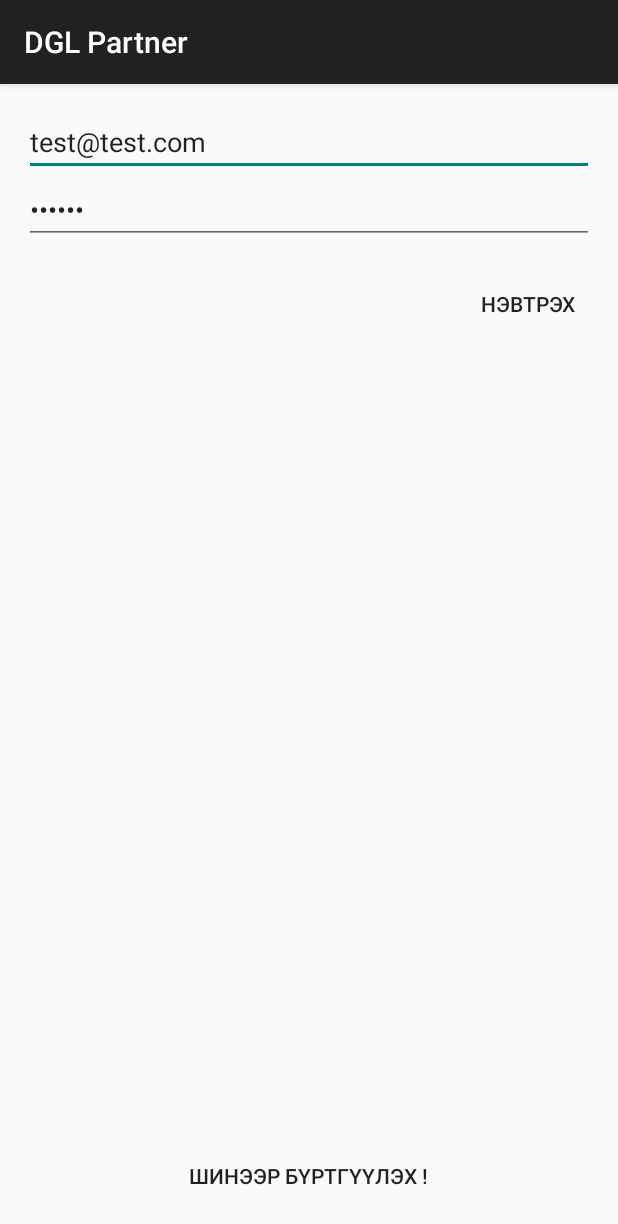
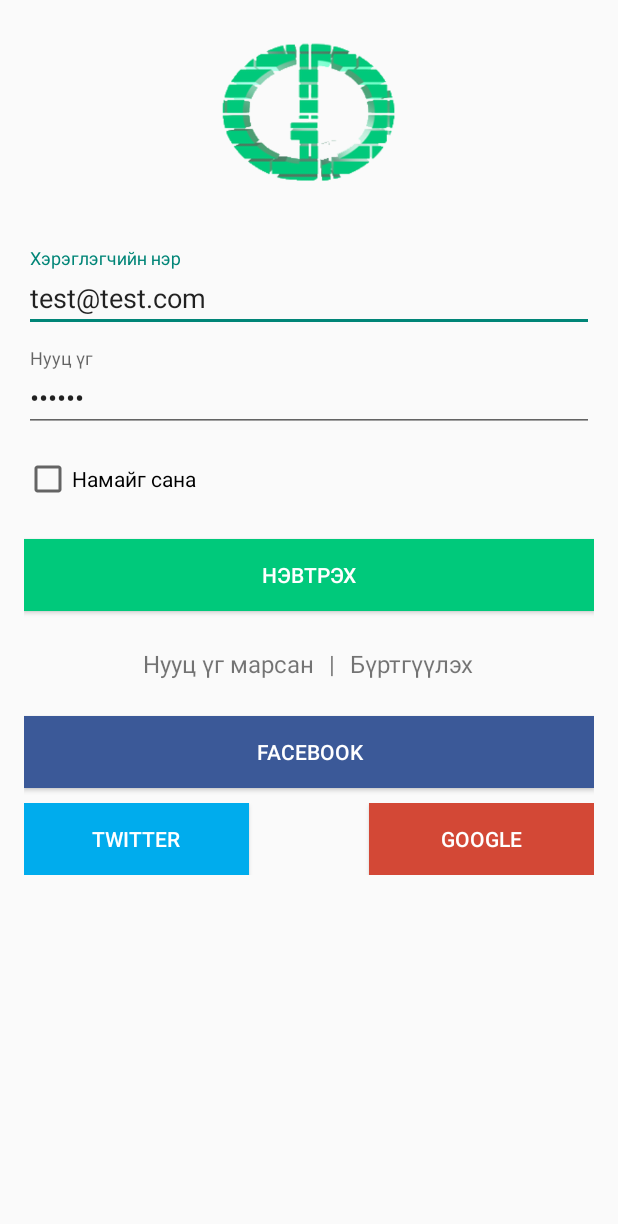
Before and after one commit to techger/clutch, an Android app: the screen it shows after launch (LoginActivity), on a phone screen of 412 x 824 dp. Shown: the top 1224 px of the screen. Run offline under Robolectric (Android 15) with nearby library versions, the phone set to English and light mode, and no system bars; our stand-ins replace Firebase (no records; nobody signed in at launch, a user with empty details on screens opened directly).

Commit message:
нэвтрэх хэсэг

```diff
--- a/app/src/main/java/com/dglproject/partner/fragments/LoginFragment.java
+++ b/app/src/main/java/com/dglproject/partner/fragments/LoginFragment.java
@@ -10,6 +10,7 @@ import android.view.View;
 import android.view.ViewGroup;
 import android.widget.Button;
 import android.widget.EditText;
+import android.widget.TextView;
 import android.widget.Toast;
 
 import com.dglproject.partner.R;
@@ -29,7 +30,8 @@ public class LoginFragment extends Fragment implements View.OnClickListener, Log
     private LoginPresenter mLoginPresenter;
 
     private EditText mETxtEmail, mETxtPassword;
-    private Button mBtnLogin, mBtnRegister;
+    private Button mBtnLogin;
+    private TextView  mBtnRegister;
 
     private ProgressDialog mProgressDialog;
 
@@ -52,7 +54,7 @@ public class LoginFragment extends Fragment implements View.OnClickListener, Log
         mETxtEmail = (EditText) view.findViewById(R.id.edit_text_email_id);
         mETxtPassword = (EditText) view.findViewById(R.id.edit_text_password);
         mBtnLogin = (Button) view.findViewById(R.id.button_login);
-        mBtnRegister = (Button) view.findViewById(R.id.button_register);
+        mBtnRegister = (TextView) view.findViewById(R.id.button_register);
     }
 
     @Override
--- a/app/src/main/res/layout/activity_login.xml
+++ b/app/src/main/res/layout/activity_login.xml
@@ -1,26 +1,9 @@
 <?xml version="1.0" encoding="utf-8"?>
-<android.support.design.widget.CoordinatorLayout xmlns:android="http://schemas.android.com/apk/res/android"
+<ScrollView xmlns:android="http://schemas.android.com/apk/res/android"
+    android:layout_width="fill_parent"
+    android:layout_height="fill_parent"
     xmlns:app="http://schemas.android.com/apk/res-auto"
-    xmlns:tools="http://schemas.android.com/tools"
-    android:layout_width="match_parent"
-    android:layout_height="match_parent"
-    android:fitsSystemWindows="true"
-    tools:context=".activities.LoginActivity">
-
-    <android.support.design.widget.AppBarLayout
-        android:layout_width="match_parent"
-        android:layout_height="wrap_content"
-        android:theme="@style/AppTheme.AppBarOverlay">
-
-        <android.support.v7.widget.Toolbar
-            android:id="@+id/toolbar"
-            android:layout_width="match_parent"
-            android:layout_height="?attr/actionBarSize"
-            android:background="?attr/colorPrimary"
-            app:popupTheme="@style/AppTheme.PopupOverlay"
-            app:title="@string/app_name" />
-
-    </android.support.design.widget.AppBarLayout>
+    android:fitsSystemWindows="true">
 
     <FrameLayout
         android:id="@+id/frame_layout_content_login"
@@ -28,4 +11,4 @@
         android:layout_height="match_parent"
         app:layout_behavior="@string/appbar_scrolling_view_behavior" />
 
-</android.support.design.widget.CoordinatorLayout>
+</ScrollView>
--- a/app/src/main/res/layout/fragment_login.xml
+++ b/app/src/main/res/layout/fragment_login.xml
@@ -5,45 +5,122 @@
     android:orientation="vertical"
     android:padding="@dimen/padding_avg">
 
-    <EditText
-        android:id="@+id/edit_text_email_id"
+    <ImageView
+        android:layout_width="120dp"
+        android:layout_height="120dp"
+        android:id="@+id/loginImage"
+        android:layout_gravity="center_horizontal"
+        android:src="@drawable/logo"
+        android:layout_marginBottom="24dp" />
+
+    <android.support.design.widget.TextInputLayout
         android:layout_width="match_parent"
         android:layout_height="wrap_content"
-        android:hint="@string/email"
-        android:inputType="textEmailAddress" />
+        android:layout_marginTop="5dp"
+        android:layout_marginBottom="5dp">
+        <EditText android:id="@+id/edit_text_email_id"
+            android:layout_width="match_parent"
+            android:layout_height="wrap_content"
+            android:inputType="textCapWords"
 
-    <EditText
-        android:id="@+id/edit_text_password"
+            android:hint="@string/username" />
+    </android.support.design.widget.TextInputLayout>
+    <!--  Password Label -->
+    <android.support.design.widget.TextInputLayout
         android:layout_width="match_parent"
         android:layout_height="wrap_content"
-        android:hint="@string/password"
-        android:inputType="textPassword" />
+        android:layout_marginTop="5dp"
+        android:layout_marginBottom="5dp">
+        <EditText android:id="@+id/edit_text_password"
+            android:layout_width="match_parent"
+            android:layout_height="wrap_content"
+            android:inputType="textPassword"
+            android:hint="@string/password"/>
+    </android.support.design.widget.TextInputLayout>
 
-    <android.support.v4.widget.Space
+    <android.support.v7.widget.AppCompatCheckBox
         android:layout_width="match_parent"
-        android:layout_height="@dimen/space_avg" />
+        android:layout_height="fill_parent"
+        android:text="@string/remember"
+        android:id="@+id/rememberMe"
+        android:checked="false"
+        android:layout_marginTop="10dp" />
 
-    <RelativeLayout
-        android:layout_width="match_parent"
-        android:layout_height="match_parent">
+    <android.support.v7.widget.AppCompatButton
+        android:id="@+id/button_login"
+        android:layout_width="fill_parent"
+        android:layout_height="wrap_content"
+        android:layout_marginTop="24dp"
+        android:layout_marginBottom="24dp"
+        android:background="@color/colorPrimary"
+        android:padding="12dp"
+        android:textColor="@color/white"
+        android:text="@string/login"/>
+    <LinearLayout
+        android:orientation="horizontal"
+        android:layout_width="fill_parent"
+        android:layout_height="wrap_content"
+        android:gravity="center">
 
-        <Button
-            android:id="@+id/button_login"
-            style="?attr/borderlessButtonStyle"
+        <TextView android:id="@+id/passreset"
             android:layout_width="wrap_content"
             android:layout_height="wrap_content"
-            android:layout_alignParentEnd="true"
-            android:text="@string/login" />
+            android:text="@string/recover_account"
+            android:textSize="16dip"/>
 
-        <Button
-            android:id="@+id/button_register"
-            style="?attr/borderlessButtonStyle"
+        <TextView
             android:layout_width="wrap_content"
             android:layout_height="wrap_content"
-            android:layout_alignParentBottom="true"
-            android:layout_centerHorizontal="true"
-            android:text="@string/login_register" />
+            android:text="|"
+            android:layout_marginRight="10dp"
+            android:layout_marginLeft="10dp"
+            android:textSize="16dip"/>
 
-    </RelativeLayout>
+        <TextView android:id="@+id/button_register"
+            android:layout_width="wrap_content"
+            android:layout_height="wrap_content"
+            android:text="@string/signup"
+            android:textSize="16dip"/>
+    </LinearLayout>
 
+    <android.support.v7.widget.AppCompatButton
+        android:id="@+id/loginfb"
+        android:layout_width="fill_parent"
+        android:layout_height="wrap_content"
+        android:layout_marginTop="24dp"
+        android:layout_marginBottom="10dp"
+        android:background="@color/facebook_color"
+        android:textColor="@color/white"
+        android:padding="12dp"
+        android:text="@string/facebook"/>
+
+    <GridLayout
+        android:layout_width="match_parent"
+        android:layout_height="match_parent"
+        android:layout_gravity="center"
+        android:columnCount="3">
+
+        <android.support.v7.widget.AppCompatButton
+            android:id="@+id/loginTw"
+            android:layout_width="150dp"
+            android:layout_height="wrap_content"
+            android:background="@color/twitter_color"
+            android:padding="12dp"
+            android:text="@string/twitter"
+            android:textColor="@color/white"
+            android:layout_row="0"
+            android:layout_column="00"/>
+
+        <android.support.v7.widget.AppCompatButton
+            android:id="@+id/loginGl"
+            android:layout_width="150dp"
+            android:layout_height="wrap_content"
+            android:background="@color/google_color"
+            android:padding="12dp"
+            android:text="@string/google"
+            android:textColor="@color/white"
+            android:layout_row="0"
+            android:layout_column="2" />
+
+    </GridLayout>
 </LinearLayout>
--- a/app/src/main/res/layout/fragment_register.xml
+++ b/app/src/main/res/layout/fragment_register.xml
@@ -3,9 +3,15 @@
     android:layout_width="match_parent"
     android:layout_height="match_parent"
     android:orientation="vertical"
-    android:padding="@dimen/padding_avg">
+    android:padding="24dp">
 
-
+    <ImageView
+        android:layout_width="120dp"
+        android:layout_height="120dp"
+        android:id="@+id/loginImage"
+        android:layout_gravity="center_horizontal"
+        android:src="@drawable/logo"
+        android:layout_marginBottom="24dp" />
     <android.support.design.widget.TextInputLayout
         android:layout_width="match_parent"
         android:layout_height="wrap_content"
```
Also changed, not shown: 2 other files.
